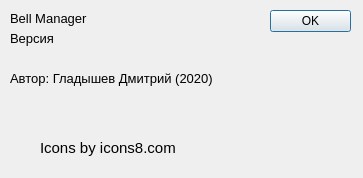
Before: the Qt Designer form aboutform.ui in student-proger/BellManager, drawn with Qt 5.
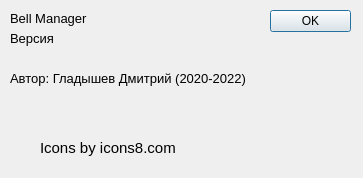
After: the same form once the commit is applied.

```diff
--- a/aboutform.ui
+++ b/aboutform.ui
@@ -103,7 +103,7 @@
     <rect>
      <x>10</x>
      <y>70</y>
-     <width>221</width>
+     <width>261</width>
      <height>16</height>
     </rect>
    </property>
@@ -113,7 +113,7 @@
     </font>
    </property>
    <property name="text">
-    <string>Автор: Гладышев Дмитрий (2020)</string>
+    <string>Автор: Гладышев Дмитрий (2020-2022)</string>
    </property>
   </widget>
  </widget>
```
